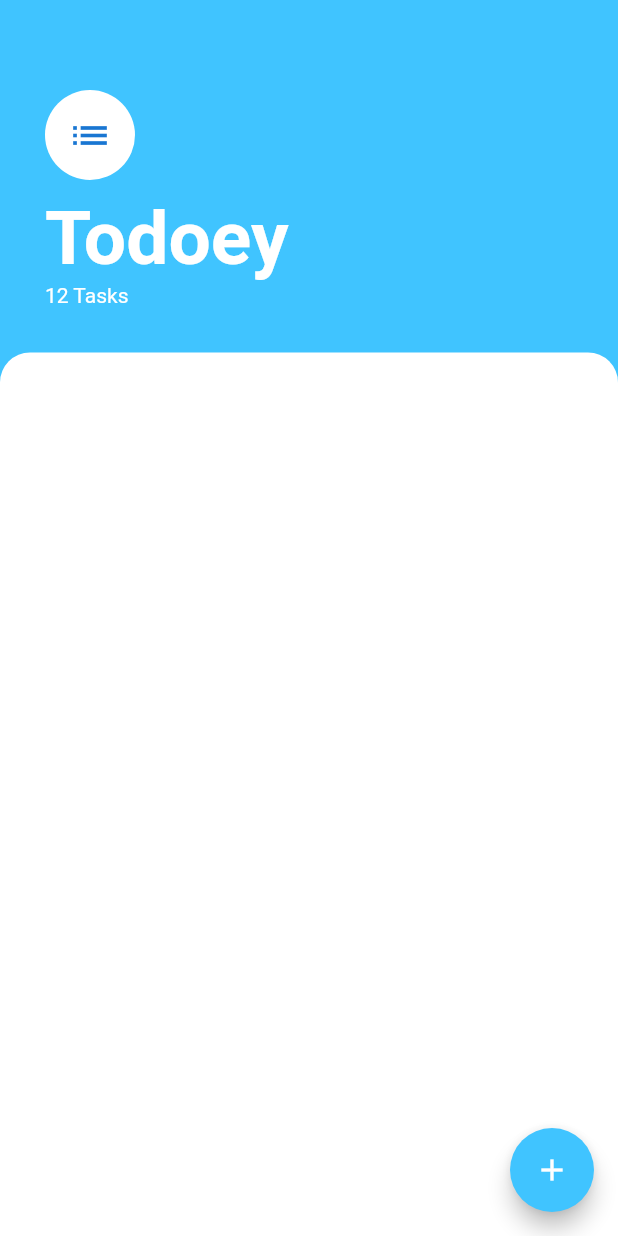
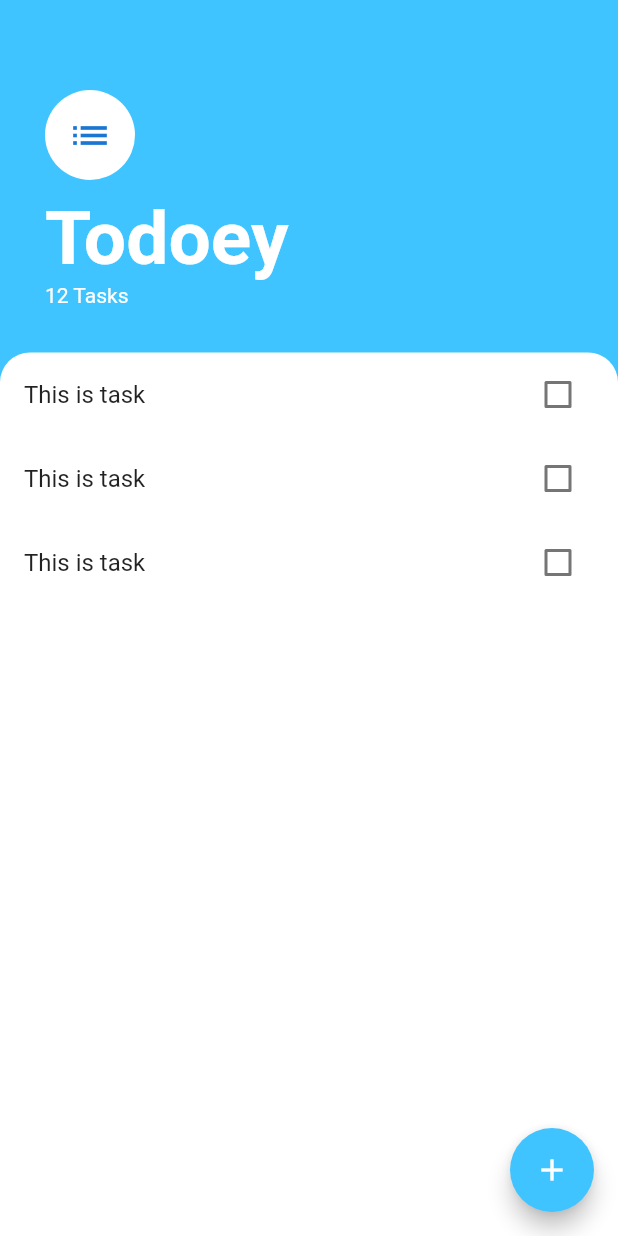
Before and after one commit to Tarlochan5268/ToDoFlutterApp, a Flutter app: the screen it shows after launch, on a phone screen of 412 x 824 dp. Run offline on Flutter 3.47's test engine with Material 2 defaults, Android fonts, the phone set to English and light mode, and no system bars.

Commit message:
Bottom Sheet Implemented in Todo List

```diff
--- a/lib/screens/TaskScreen.dart
+++ b/lib/screens/TaskScreen.dart
@@ -1,4 +1,6 @@
 import 'package:flutter/material.dart';
+import 'package:todo_flutterapp/screens/AddTaskScreen.dart';
+import 'package:todo_flutterapp/widgets/TasksList.dart';
 
 class TaskScreen extends StatefulWidget {
   @override
@@ -11,6 +13,11 @@ class _TaskScreenState extends State<TaskScreen> {
     return Scaffold(
       floatingActionButton: FloatingActionButton(
         backgroundColor: Colors.lightBlueAccent,
+        onPressed: () {
+          print('FAB Pressed');
+          showModalBottomSheet(
+              context: context, builder: (context) => AddTaskScreen());
+        },
         child: Icon(Icons.add),
       ),
       backgroundColor: Colors.lightBlueAccent,
@@ -55,10 +62,13 @@ class _TaskScreenState extends State<TaskScreen> {
               child: Container(
                 height: 300,
                 decoration: BoxDecoration(
-                    color: Colors.white,
-                    borderRadius: BorderRadius.only(
-                        topRight: Radius.circular(20),
-                        topLeft: Radius.circular(20))),
+                  color: Colors.white,
+                  borderRadius: BorderRadius.only(
+                    topRight: Radius.circular(20),
+                    topLeft: Radius.circular(20),
+                  ),
+                ),
+                child: TasksList(),
               ),
             ),
           ],
--- /dev/null
+++ b/lib/widgets/TaskTile.dart
@@ -0,0 +1,20 @@
+import 'package:flutter/material.dart';
+
+class TaskTile extends StatelessWidget {
+  const TaskTile({
+    Key key,
+  }) : super(key: key);
+
+  @override
+  Widget build(BuildContext context) {
+    return ListTile(
+      title: Text('This is task'),
+      trailing: Checkbox(
+        value: false,
+        onChanged: (bool value) {
+          print(value);
+        },
+      ),
+    );
+  }
+}
--- /dev/null
+++ b/lib/widgets/TasksList.dart
@@ -0,0 +1,20 @@
+import 'package:flutter/material.dart';
+
+import 'TaskTile.dart';
+
+class TasksList extends StatelessWidget {
+  const TasksList({
+    Key key,
+  }) : super(key: key);
+
+  @override
+  Widget build(BuildContext context) {
+    return ListView(
+      children: <Widget>[
+        TaskTile(),
+        TaskTile(),
+        TaskTile(),
+      ],
+    );
+  }
+}
```
Also changed, not shown: lib/screens/AddTaskScreen.dart (added, +46 -0 lines).
